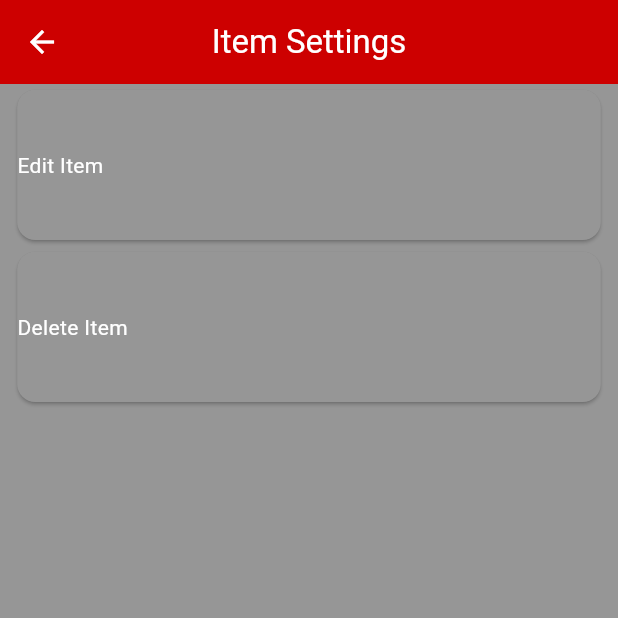
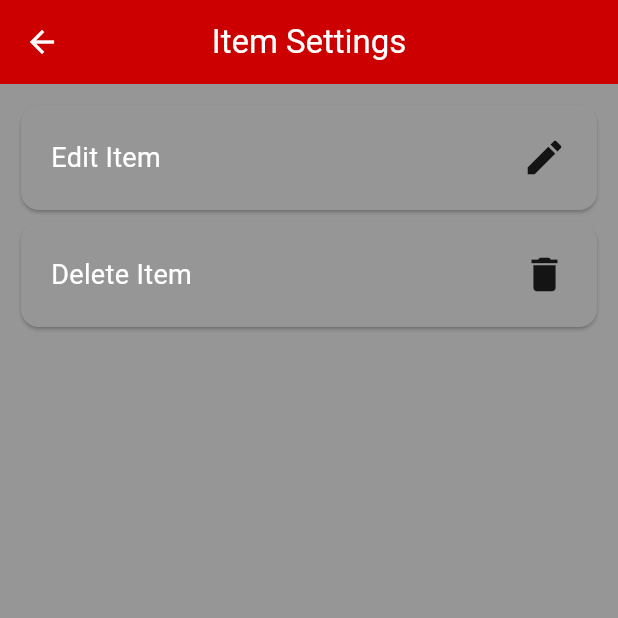
Before and after one commit to StarFall1411/stage_manager, a Flutter app: the ItemSettingsPage screen opened directly with empty values, on a phone screen of 412 x 824 dp, the top half of it. Run offline on Flutter 3.47's test engine with Material 3 defaults, Android fonts, the phone set to English and light mode, and no system bars; our stand-ins replace image_picker, isar; accounts and stored records are empty; generated files the repository leaves out were written again.

Commit message:
Edit item settings page

```diff
--- a/lib/pages/item_settings.dart
+++ b/lib/pages/item_settings.dart
@@ -29,22 +29,22 @@ class _ItemSettingsPageState extends State<ItemSettingsPage> {
       body: Center(
         child: Column(
           children: [
-            _editItem(),
-            _deleteItem(),
+            SizedBox(height: 10.0,),
+            _editItem(widget.inventoryItem.itemType,"Edit Item",Icons.edit),
+            _deleteItem("Delete Item",Icons.delete),
           ],
         ),
       ),
     );
   }
 
-  Widget _editItem() {
+  Widget _editItem(
+      ItemType itemType, String cardText, IconData cardIcon) {
     double screenWidth = MediaQuery.of(context).size.width;
     IsarService isar = IsarService();
     return SizedBox(
-      width: screenWidth - 15.0,
-      child: Column(
-        children: [
-          GestureDetector(
+      width: screenWidth - 20.0,
+      child: GestureDetector(
         onTap: () async {
           List<Tag> tags = [];
           await isar.getAllTags().then((value) {
@@ -63,30 +63,34 @@ class _ItemSettingsPageState extends State<ItemSettingsPage> {
                 ),
               ));
         },
-            child: const Card(
-              child: SizedBox(
-                height: 100.0,
+        child: Card(
+          child: Padding(
+            padding: const EdgeInsets.all(20.0),
             child: Row(
+              mainAxisAlignment: MainAxisAlignment.spaceBetween,
               children: [
-                    Text("Edit Item"),
+                Text(
+                  cardText,
+                  style: const TextStyle(fontSize: 18.0),
+                ),
+                Icon(
+                  cardIcon,
+                  size: 30.0,
+                )
               ],
             ),
           ),
         ),
       ),
-        ],
-      ),
     );
   }
 
-  Widget _deleteItem() {
+  Widget _deleteItem(String cardText, IconData cardIcon) {
     double screenWidth = MediaQuery.of(context).size.width;
     return SizedBox(
-      width: screenWidth - 15.0,
-      child: Column(
-        children: [
-          GestureDetector(
-            onTap: () {
+      width: screenWidth - 20.0,
+      child: GestureDetector(
+        onTap: () async {
           showDialog(
               context: context,
               barrierDismissible: true,
@@ -120,19 +124,25 @@ class _ItemSettingsPageState extends State<ItemSettingsPage> {
                 );
               });
         },
-            child: const Card(
-              child: SizedBox(
-                height: 100.0,
+        child: Card(
+          child: Padding(
+            padding: const EdgeInsets.all(20.0),
             child: Row(
+              mainAxisAlignment: MainAxisAlignment.spaceBetween,
               children: [
-                    Text("Delete Item"),
+                Text(
+                  cardText,
+                  style: const TextStyle(fontSize: 18.0),
+                ),
+                Icon(
+                  cardIcon,
+                  size: 30.0,
+                )
               ],
             ),
           ),
         ),
       ),
-        ],
-      ),
     );
   }
 }
```
Lines whose indentation alone changed are shown as unchanged.
